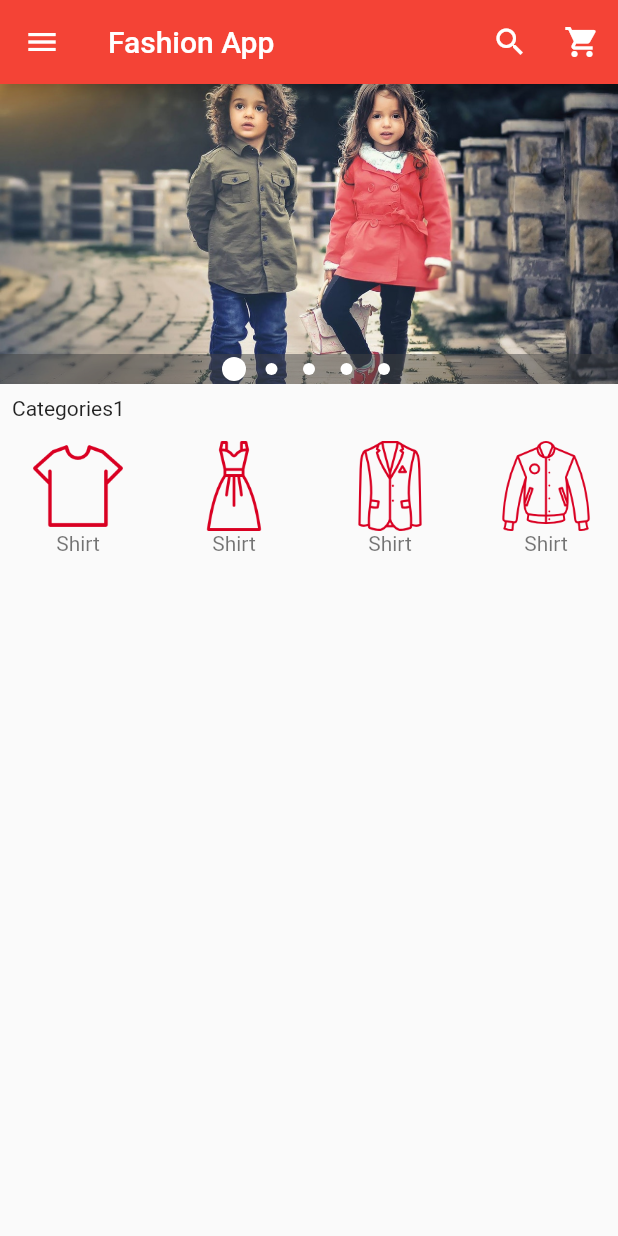
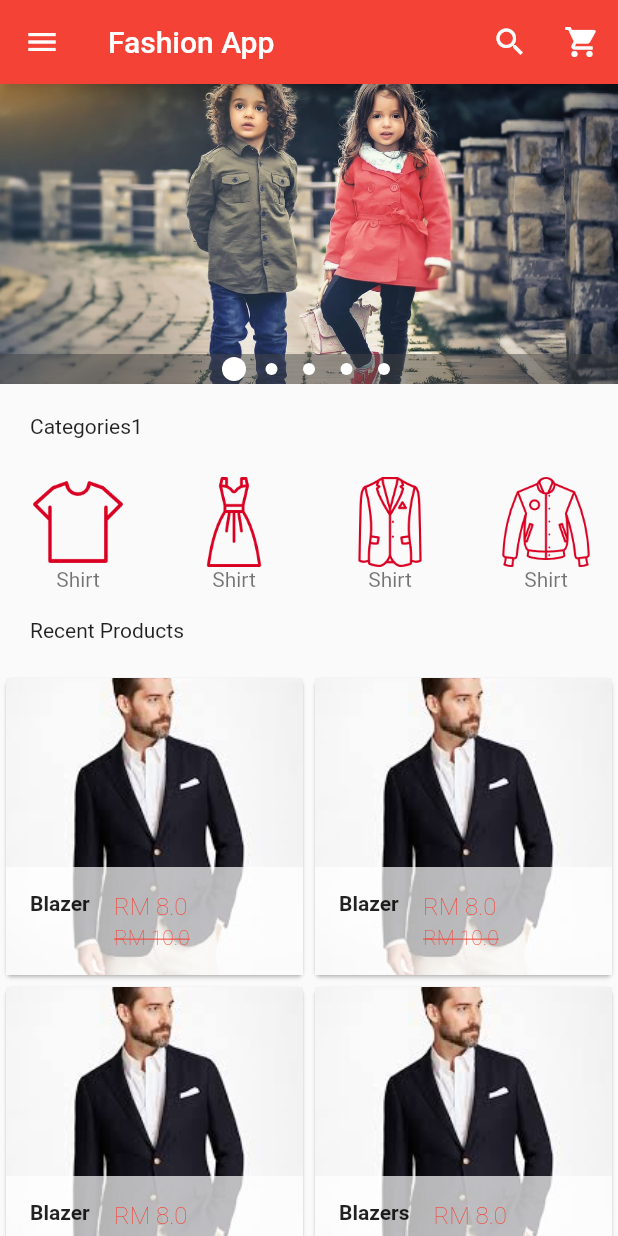
Before and after one commit to fahmiyuseri/flutter_ecommerce, a Flutter app: the screen it shows after launch, on a phone screen of 412 x 824 dp. Run offline on Flutter 3.47's test engine with Material 2 defaults, Android fonts, the phone set to English and light mode, and no system bars; drawn by our look-alikes of carousel_pro.

Commit message:
intent open new page with passing param

```diff
--- /dev/null
+++ b/lib/components/products.dart
@@ -0,0 +1,117 @@
+import 'package:flutter/material.dart';
+import 'package:flutter_ecommerce/pages/ProductDetails.dart';
+
+class Products extends StatefulWidget{
+
+
+  @override
+  State<StatefulWidget> createState() {
+    return _ProductState();
+  }
+}
+
+class _ProductState extends State<Products>{
+  var product_list =[
+    {
+      "item_id":"1",
+      "name":"Blazer",
+      "picture":"images/products/blazer1.jpeg",
+      "old_price":10.00,
+      "price":8.00,
+    },
+    {
+      "item_id":"2",
+      "name":"Blazer",
+      "picture":"images/products/blazer1.jpeg",
+      "old_price":10.00,
+      "price":8.00,
+    },
+    {
+      "item_id":"3",
+      "name":"Blazer",
+      "picture":"images/products/blazer1.jpeg",
+      "old_price":10.00,
+      "price":8.00,
+    },
+    {
+      "item_id":"4",
+      "name":"Blazers",
+      "picture":"images/products/blazer1.jpeg",
+      "old_price":10.00,
+      "price":8.00,
+    },
+
+  ];
+  @override
+  Widget build(BuildContext context) {
+    return GridView.builder(
+      itemCount: product_list.length,
+      primary: false,
+      shrinkWrap: false,
+       gridDelegate: new SliverGridDelegateWithFixedCrossAxisCount(crossAxisCount: 2),
+       itemBuilder: (BuildContext context, int index){
+         return(Single_prod(
+          item_id: product_list[index]["item_id"],
+          product_name: product_list[index]["name"],
+          prod_picture: product_list[index]["picture"],
+          prod_oldPrice: product_list[index]["old_price"],
+          prod_price: product_list[index]["price"],
+
+         )
+         );
+       },
+
+    );
+  }
+}
+
+class Single_prod extends StatelessWidget{
+    final item_id;
+    final product_name;
+    final prod_picture;
+    final prod_oldPrice;
+    final prod_price;
+    Single_prod({
+      this.item_id,
+      this.product_name,
+      this.prod_picture,
+      this.prod_oldPrice,
+      this.prod_price
+    });
+  @override
+  Widget build(BuildContext context) {
+
+    return Card(
+      child: Hero(
+        tag: item_id,
+        child: Material(
+          child: InkWell(onTap: () => Navigator.of(context).push(new MaterialPageRoute(
+              builder: (context) => new ProductDetails(product_name))),
+
+          child: GridTile(
+            footer: Container(
+              color: Colors.white70,
+              child: ListTile(
+                leading: Text(product_name, style: TextStyle(fontWeight: FontWeight.bold),
+              ),
+              title: Text("RM "+prod_price.toString(),style: TextStyle(
+                color: Colors.red,
+                fontWeight: FontWeight.w100,
+
+              ),
+              ),
+              subtitle: Text("RM "+prod_oldPrice.toString(),style: TextStyle(
+                color: Colors.red,
+                fontWeight: FontWeight.w100,
+                decoration: TextDecoration.lineThrough),
+                ),
+            ),
+          ),
+          child: Image.asset(prod_picture,
+          fit: BoxFit.cover,)
+          ,),
+        ),
+      ),
+    ));
+  }
+}
--- a/lib/main.dart
+++ b/lib/main.dart
@@ -3,6 +3,7 @@ import 'package:carousel_pro/carousel_pro.dart';
 
 //my own imports
 import 'package:flutter_ecommerce/components/horizontal_listview.dart';
+import 'package:flutter_ecommerce/components/products.dart';
 void main(){
   runApp(
     new MaterialApp(
@@ -130,10 +131,20 @@ class HomePageState extends State<HomePage>{
         children: <Widget>[
           image_carousel,
           //padding widger
-          new Padding(padding: const EdgeInsets.all(8.0),
+          new Padding(padding: const EdgeInsets.all(20.0),
           child: new Text("Categories1",)),
           //HOrizontal list
            HorizontalList(),
+
+           //Padding widget
+           new Padding(padding: const EdgeInsets.all(20.0),
+           child: new Text("Recent Products"),),
+
+           //Grid view
+           Container(
+             height: 500,
+               child: Products()
+             ,)
         ],
       )
     );
--- /dev/null
+++ b/lib/pages/ProductDetails.dart
@@ -0,0 +1,35 @@
+import 'package:flutter/material.dart';
+
+class ProductDetails extends StatefulWidget{
+  final product_name;
+  ProductDetails(
+    this.product_name
+  );
+  @override
+  ProductDetailState createState() => ProductDetailState(product_name);
+
+
+
+}
+
+class ProductDetailState extends State<ProductDetails>{
+    final product_name;
+  ProductDetailState(
+    this.product_name
+  );
+  @override
+  Widget build(BuildContext context) {
+    return Scaffold(
+      appBar: new AppBar(
+        backgroundColor: Colors.red,
+        title: Text(product_name),
+        actions: <Widget>[
+          new IconButton(icon: Icon(Icons.search,color: Colors.white), onPressed: (){}),
+          new IconButton(icon: Icon(Icons.shopping_cart,color: Colors.white), onPressed: (){})
+        ],
+      ),
+    );
+  }
+
+
+}
--- a/pubspec.yaml
+++ b/pubspec.yaml
@@ -54,6 +54,7 @@ flutter:
   - images/cats/shoe.png
   - images/cats/jeans.png
   - images/cats/accessories.png
+  - images/products/blazer1.jpeg
 
   #  - images/a_dot_ham.jpeg
 
```
